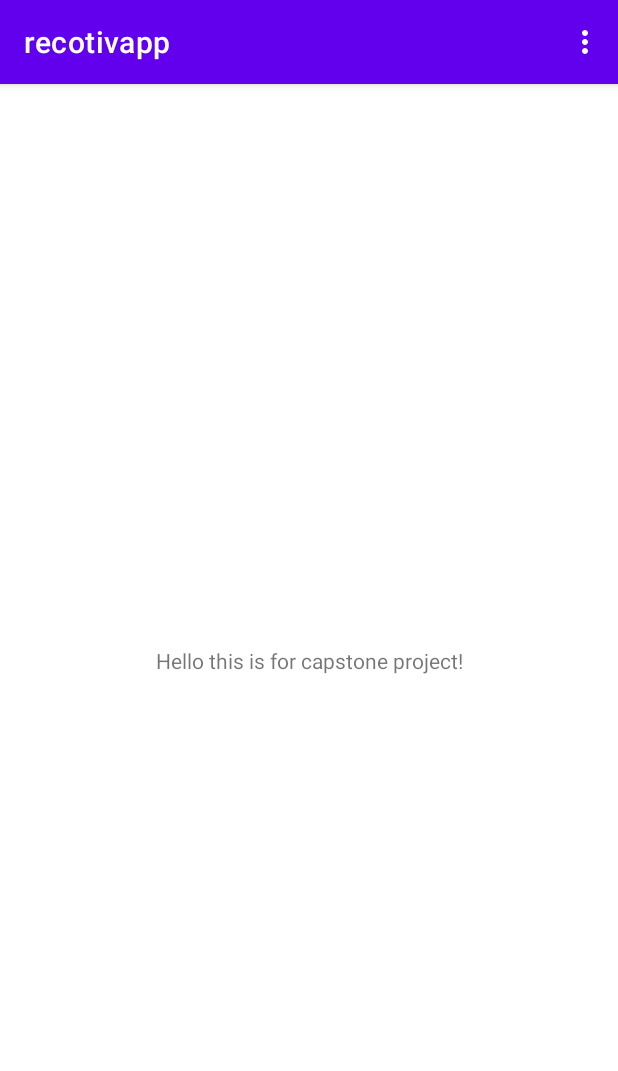
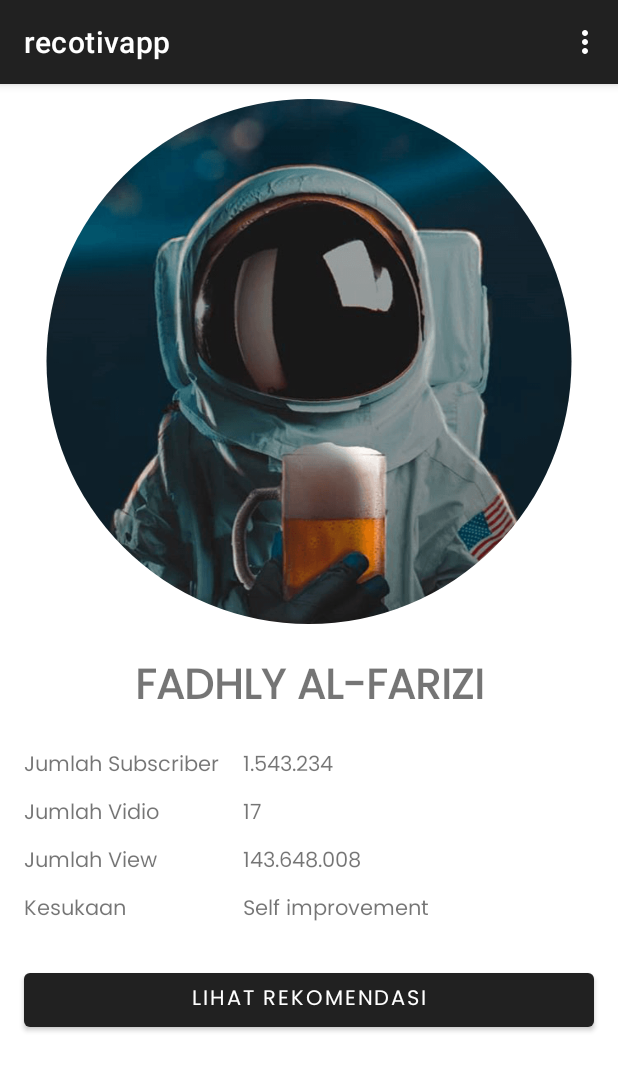
Before and after one commit to Gualand/recotiveapp, an Android app: the screen it shows after launch once a user with an empty profile is signed in (MainActivity), on a phone screen of 412 x 824 dp. Shown: the top 1071 px of the screen. Run offline under Robolectric (Android 15) with nearby library versions, the phone set to English and light mode, and no system bars; our stand-ins replace CircleImageView, Firebase (no records; nobody signed in at launch, a user with empty details on screens opened directly).

Commit message:
Home Main Page Done

```diff
--- a/app/build.gradle
+++ b/app/build.gradle
@@ -43,6 +43,9 @@ dependencies {
     implementation 'androidx.appcompat:appcompat:1.6.1'
     implementation 'com.google.android.material:material:1.9.0'
     implementation 'androidx.constraintlayout:constraintlayout:2.1.4'
+    implementation 'androidx.recyclerview:recyclerview:1.2.1'
+    implementation 'androidx.cardview:cardview:1.0.0'
+    implementation 'de.hdodenhof:circleimageview:3.1.0'
     implementation 'com.google.firebase:firebase-auth-ktx:22.0.0'
     testImplementation 'junit:junit:4.13.2'
     androidTestImplementation 'androidx.test.ext:junit:1.1.5'
--- a/app/src/main/res/layout/activity_main.xml
+++ b/app/src/main/res/layout/activity_main.xml
@@ -1,18 +1,144 @@
 <?xml version="1.0" encoding="utf-8"?>
-<androidx.constraintlayout.widget.ConstraintLayout xmlns:android="http://schemas.android.com/apk/res/android"
+<ScrollView xmlns:android="http://schemas.android.com/apk/res/android"
     xmlns:app="http://schemas.android.com/apk/res-auto"
     xmlns:tools="http://schemas.android.com/tools"
     android:layout_width="match_parent"
     android:layout_height="match_parent"
     tools:context=".MainActivity">
 
-    <TextView
-        android:layout_width="wrap_content"
+    <LinearLayout
+        android:layout_width="match_parent"
         android:layout_height="wrap_content"
-        android:text="Hello this is for capstone project!"
-        app:layout_constraintBottom_toBottomOf="parent"
-        app:layout_constraintEnd_toEndOf="parent"
-        app:layout_constraintStart_toStartOf="parent"
-        app:layout_constraintTop_toTopOf="parent" />
+        android:orientation="vertical">
 
-</androidx.constraintlayout.widget.ConstraintLayout>
+        <de.hdodenhof.circleimageview.CircleImageView
+            android:id="@+id/circleImageView"
+            android:layout_width="match_parent"
+            android:layout_height="350dp"
+            android:layout_marginTop="10dp"
+            android:src="@drawable/photo" />
+
+        <TextView
+            android:layout_width="match_parent"
+            android:layout_height="match_parent"
+            android:fontFamily="@font/poppins"
+            android:text="@string/username"
+            android:gravity="center"
+            android:layout_marginTop="20dp"
+            android:textSize="28sp"
+            android:textAllCaps="true"
+            android:textStyle="bold" />
+
+        <TableLayout
+            android:layout_width="match_parent"
+            android:layout_height="wrap_content"
+            android:layout_marginLeft="16dp"
+            android:layout_marginRight="16dp"
+            android:layout_marginBottom="16dp"
+            android:layout_marginTop="16dp">
+
+            <TableRow
+                android:layout_width="match_parent"
+                android:layout_height="wrap_content"
+                android:layout_marginBottom="8dp">
+
+                <TextView
+                    android:layout_width="wrap_content"
+                    android:layout_height="wrap_content"
+                    android:textSize="14sp"
+                    android:layout_marginEnd="16dp"
+                    android:fontFamily="@font/poppins"
+                    android:text="@string/subscriber"/>
+
+                <TextView
+                    android:id="@+id/tv_item_subs"
+                    android:layout_width="match_parent"
+                    android:layout_height="wrap_content"
+                    android:textSize="14sp"
+                    android:fontFamily="@font/poppins"
+                    android:text="1.543.234"
+                    android:layout_weight="1"/>
+            </TableRow>
+
+            <TableRow
+                android:layout_width="match_parent"
+                android:layout_height="wrap_content"
+                android:layout_marginBottom="8dp">
+
+                <TextView
+                    android:layout_width="wrap_content"
+                    android:layout_height="wrap_content"
+                    android:layout_marginEnd="16dp"
+                    android:textSize="14sp"
+                    android:fontFamily="@font/poppins"
+                    android:text="@string/video" />
+
+                <TextView
+                    android:id="@+id/tv_item_video"
+                    android:layout_width="match_parent"
+                    android:layout_height="wrap_content"
+                    android:layout_weight="1"
+                    android:text="17"
+                    android:fontFamily="@font/poppins"
+                    android:textSize="14sp" />
+            </TableRow>
+
+            <TableRow
+                android:layout_width="match_parent"
+                android:layout_height="wrap_content"
+                android:layout_marginBottom="8dp">
+
+                <TextView
+                    android:layout_width="wrap_content"
+                    android:layout_height="wrap_content"
+                    android:layout_marginEnd="16dp"
+                    android:textSize="14sp"
+                    android:fontFamily="@font/poppins"
+                    android:text="@string/view" />
+
+                <TextView
+                    android:id="@+id/tv_item_view"
+                    android:layout_width="match_parent"
+                    android:layout_height="wrap_content"
+                    android:layout_weight="1"
+                    android:text="143.648.008"
+                    android:fontFamily="@font/poppins"
+                    android:textSize="14sp" />
+            </TableRow>
+
+            <TableRow
+                android:layout_width="match_parent"
+                android:layout_height="wrap_content"
+                android:layout_marginBottom="8dp">
+
+                <TextView
+                    android:layout_width="wrap_content"
+                    android:layout_height="wrap_content"
+                    android:layout_marginEnd="16dp"
+                    android:textSize="14sp"
+                    android:fontFamily="@font/poppins"
+                    android:text="@string/interest" />
+
+                <TextView
+                    android:id="@+id/tv_item_interest"
+                    android:layout_width="match_parent"
+                    android:layout_height="wrap_content"
+                    android:layout_weight="1"
+                    android:fontFamily="@font/poppins"
+                    android:text="Self improvement"
+                    android:textSize="14sp" />
+            </TableRow>
+        </TableLayout>
+
+        <Button
+            android:id="@+id/button"
+            android:layout_width="match_parent"
+            android:layout_height="wrap_content"
+            android:layout_marginLeft="16dp"
+            android:layout_marginRight="16dp"
+            android:layout_marginBottom="0dp"
+            android:fontFamily="@font/poppins"
+            android:text="@string/recommendation" />
+
+    </LinearLayout>
+</ScrollView>
--- a/app/src/main/res/values/colors.xml
+++ b/app/src/main/res/values/colors.xml
@@ -1,10 +1,10 @@
 <?xml version="1.0" encoding="utf-8"?>
 <resources>
-    <color name="purple_200">#FFBB86FC</color>
-    <color name="purple_500">#FF6200EE</color>
-    <color name="purple_700">#FF3700B3</color>
+    <color name="purple_200">#171717</color>
+    <color name="purple_500">#212121</color>
+    <color name="purple_700">#212121</color>
     <color name="teal_200">#FF03DAC5</color>
-    <color name="teal_700">#FF018786</color>
+    <color name="teal_700">#333333</color>
     <color name="black">#FF000000</color>
     <color name="white">#FFFFFFFF</color>
 </resources>
--- a/app/src/main/res/values/strings.xml
+++ b/app/src/main/res/values/strings.xml
@@ -2,4 +2,10 @@
     <string name="app_name">recotivapp</string>
     <string name="welcome">Silahkan login dulu</string>
     <string name="sign_out">Log Out</string>
+    <string name="username">Fadhly Al-farizi</string>
+    <string name="subscriber">Jumlah Subscriber</string>
+    <string name="video">Jumlah Vidio</string>
+    <string name="view">Jumlah View</string>
+    <string name="interest">Kesukaan</string>
+    <string name="recommendation">Lihat Rekomendasi</string>
 </resources>
```
Also changed, not shown: app/src/main/res/drawable/photo.png (added).
